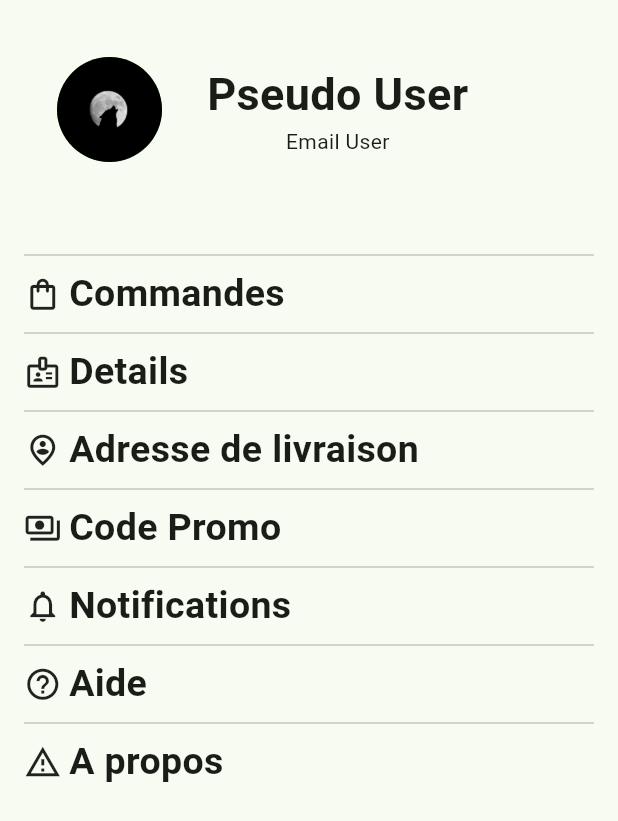
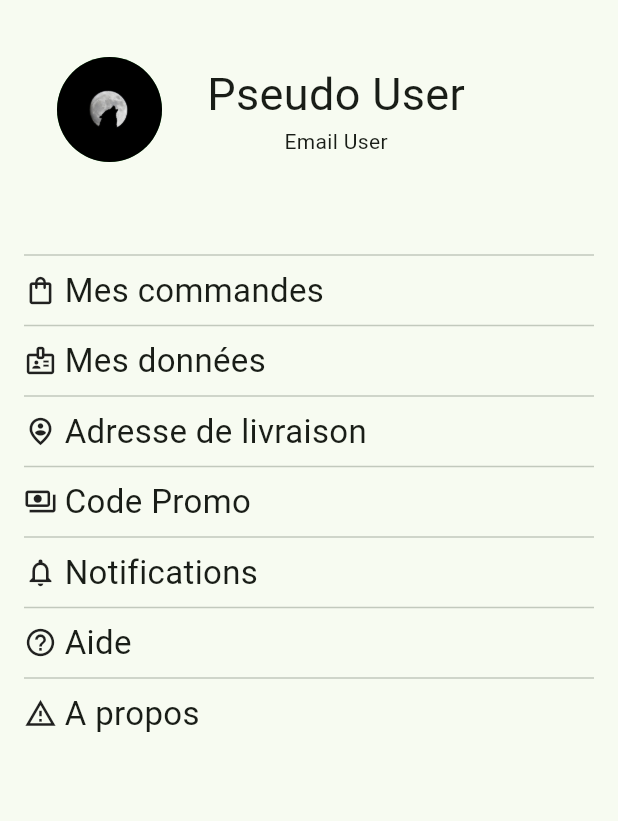
Before and after one commit to Kenneth225/fresh, a Flutter app: the Profil screen opened directly, on a phone screen of 412 x 824 dp. Shown: the top 821 px of the screen. Run offline on Flutter 3.47's test engine with Material 3 defaults, Android fonts, the phone set to English and light mode, and no system bars; our stand-ins replace carousel_slider, fluttertoast, google_nav_bar, shared_preferences; missing offline and left inert: flutter_cart; accounts and stored records are empty.

Commit message:
petite avancé sur les modif demandées

```diff
--- a/chrono_fresh/lib/pages_principales/profil.dart
+++ b/chrono_fresh/lib/pages_principales/profil.dart
@@ -31,7 +31,7 @@ class _ProfilState extends State<Profil> {
                       Text(
                         "Pseudo User",
                         style: TextStyle(
-                            fontWeight: FontWeight.bold, fontSize: 30),
+                            fontWeight: FontWeight.normal, fontSize: 30),
                       ),
                       Text("Email User")
                     ],
@@ -48,15 +48,15 @@ class _ProfilState extends State<Profil> {
                     children: [
                       Icon(
                         Icons.shopping_bag_outlined,
-                        size: 25,
+                        size: 22,
                       ),
                       SizedBox(
                         width: 5,
                       ),
                       Text(
-                        "Commandes",
+                        "Mes commandes",
                         style: TextStyle(
-                            fontWeight: FontWeight.bold, fontSize: 25),
+                            fontWeight: FontWeight.normal, fontSize: 22),
                       ),
                     ],
                   ),
@@ -65,15 +65,15 @@ class _ProfilState extends State<Profil> {
                     children: [
                       Icon(
                         Icons.badge_outlined,
-                        size: 25,
+                        size: 22,
                       ),
                       SizedBox(
                         width: 5,
                       ),
                       Text(
-                        "Details",
+                        "Mes données",
                         style: TextStyle(
-                            fontWeight: FontWeight.bold, fontSize: 25),
+                            fontWeight: FontWeight.normal, fontSize: 22),
                       ),
                     ],
                   ),
@@ -82,7 +82,7 @@ class _ProfilState extends State<Profil> {
                     children: [
                       Icon(
                         Icons.person_pin_circle_outlined,
-                        size: 25,
+                        size: 22,
                       ),
                       SizedBox(
                         width: 5,
@@ -90,7 +90,7 @@ class _ProfilState extends State<Profil> {
                       Text(
                         "Adresse de livraison",
                         style: TextStyle(
-                            fontWeight: FontWeight.bold, fontSize: 25),
+                            fontWeight: FontWeight.normal, fontSize: 22),
                       ),
                     ],
                   ),
@@ -100,7 +100,7 @@ class _ProfilState extends State<Profil> {
                       Icon(Icons.shopping_bag_outlined),
                       Text(
                         "Paiements",
-                        style: TextStyle(fontWeight: FontWeight.bold),
+                        style: TextStyle(fontWeight: FontWeight.normal),
                       ),
                     ],
                   ),*/
@@ -109,7 +109,7 @@ class _ProfilState extends State<Profil> {
                     children: [
                       Icon(
                         Icons.payments_outlined,
-                        size: 25,
+                        size: 22,
                       ),
                       SizedBox(
                         width: 5,
@@ -117,7 +117,7 @@ class _ProfilState extends State<Profil> {
                       Text(
                         "Code Promo",
                         style: TextStyle(
-                            fontWeight: FontWeight.bold, fontSize: 25),
+                            fontWeight: FontWeight.normal, fontSize: 22),
                       ),
                     ],
                   ),
@@ -126,7 +126,7 @@ class _ProfilState extends State<Profil> {
                     children: [
                       Icon(
                         Icons.notifications_none_outlined,
-                        size: 25,
+                        size: 22,
                       ),
                       SizedBox(
                         width: 5,
@@ -134,7 +134,7 @@ class _ProfilState extends State<Profil> {
                       Text(
                         "Notifications",
                         style: TextStyle(
-                            fontWeight: FontWeight.bold, fontSize: 25),
+                            fontWeight: FontWeight.normal, fontSize: 22),
                       ),
                     ],
                   ),
@@ -143,7 +143,7 @@ class _ProfilState extends State<Profil> {
                     children: [
                       Icon(
                         Icons.help_outline_outlined,
-                        size: 25,
+                        size: 22,
                       ),
                       SizedBox(
                         width: 5,
@@ -151,7 +151,7 @@ class _ProfilState extends State<Profil> {
                       Text(
                         "Aide",
                         style: TextStyle(
-                            fontWeight: FontWeight.bold, fontSize: 25),
+                            fontWeight: FontWeight.normal, fontSize: 22),
                       ),
                     ],
                   ),
@@ -160,7 +160,7 @@ class _ProfilState extends State<Profil> {
                     children: [
                       Icon(
                         Icons.warning_amber_sharp,
-                        size: 25,
+                        size: 22,
                       ),
                       SizedBox(
                         width: 5,
@@ -168,7 +168,7 @@ class _ProfilState extends State<Profil> {
                       Text(
                         "A propos",
                         style: TextStyle(
-                            fontWeight: FontWeight.bold, fontSize: 25),
+                            fontWeight: FontWeight.normal, fontSize: 22),
                       ),
                     ],
                   ),
```
Also changed, not shown: chrono_fresh/lib/global_var.dart (+4 -3 lines), chrono_fresh/lib/pages_principales/boutique.dart (+107 -211 lines), chrono_fresh/lib/pages_principales/categorie_api.dart (added, +22 -0 lines), chrono_fresh/lib/pages_principales/categorie_structure.dart (added, +37 -0 lines), chrono_fresh/lib/pages_principales/recettes.dart (+16 -9 lines).
